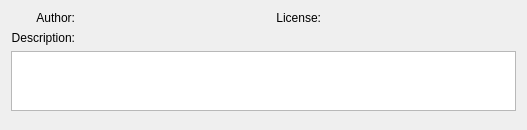
Above: src/gui/addonWidget.ui from Stellarium/stellarium before the change. Below: the same form after it.
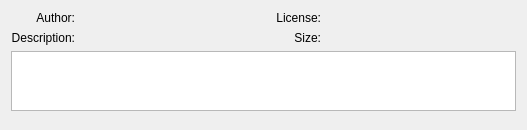
That is the form after the change.

```diff
--- a/src/gui/addonWidget.ui
+++ b/src/gui/addonWidget.ui
@@ -117,6 +117,23 @@
      </property>
     </spacer>
    </item>
+   <item row="1" column="3">
+    <widget class="QLabel" name="txtSize">
+     <property name="text">
+      <string/>
+     </property>
+    </widget>
+   </item>
+   <item row="1" column="2">
+    <widget class="QLabel" name="lblSize">
+     <property name="text">
+      <string>Size:</string>
+     </property>
+     <property name="alignment">
+      <set>Qt::AlignRight|Qt::AlignTrailing|Qt::AlignVCenter</set>
+     </property>
+    </widget>
+   </item>
   </layout>
  </widget>
  <resources/>
```
